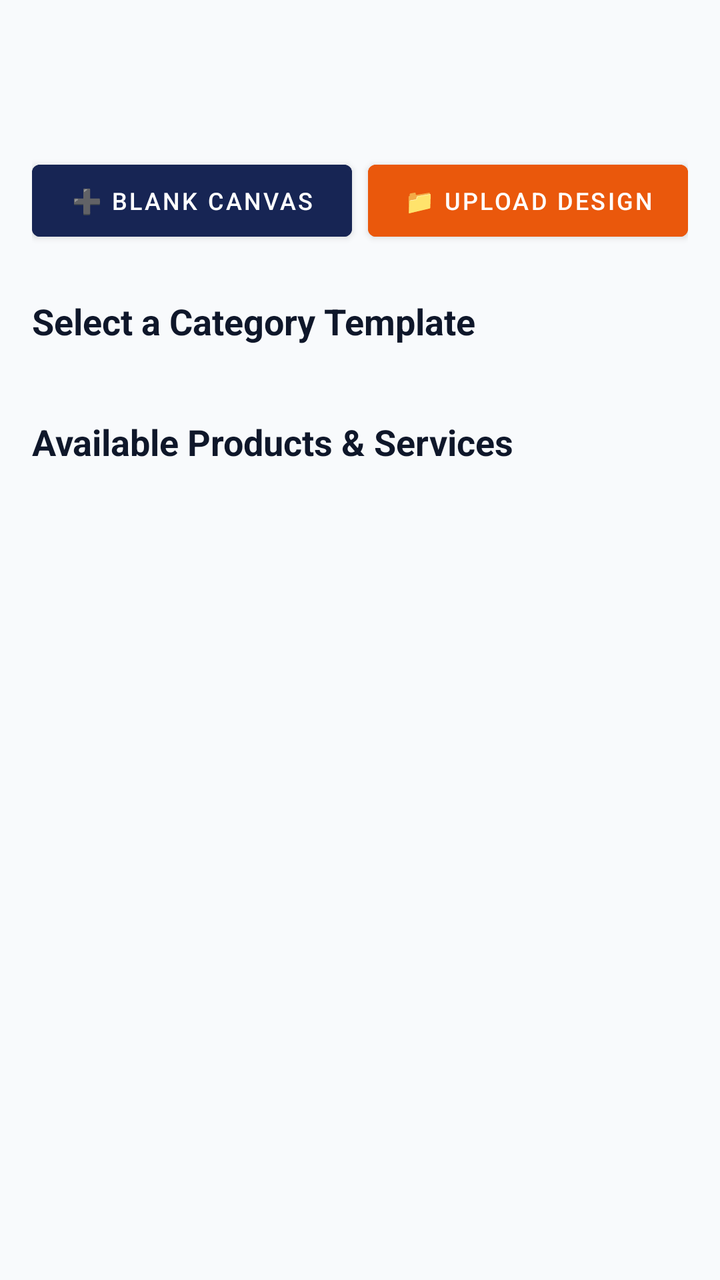
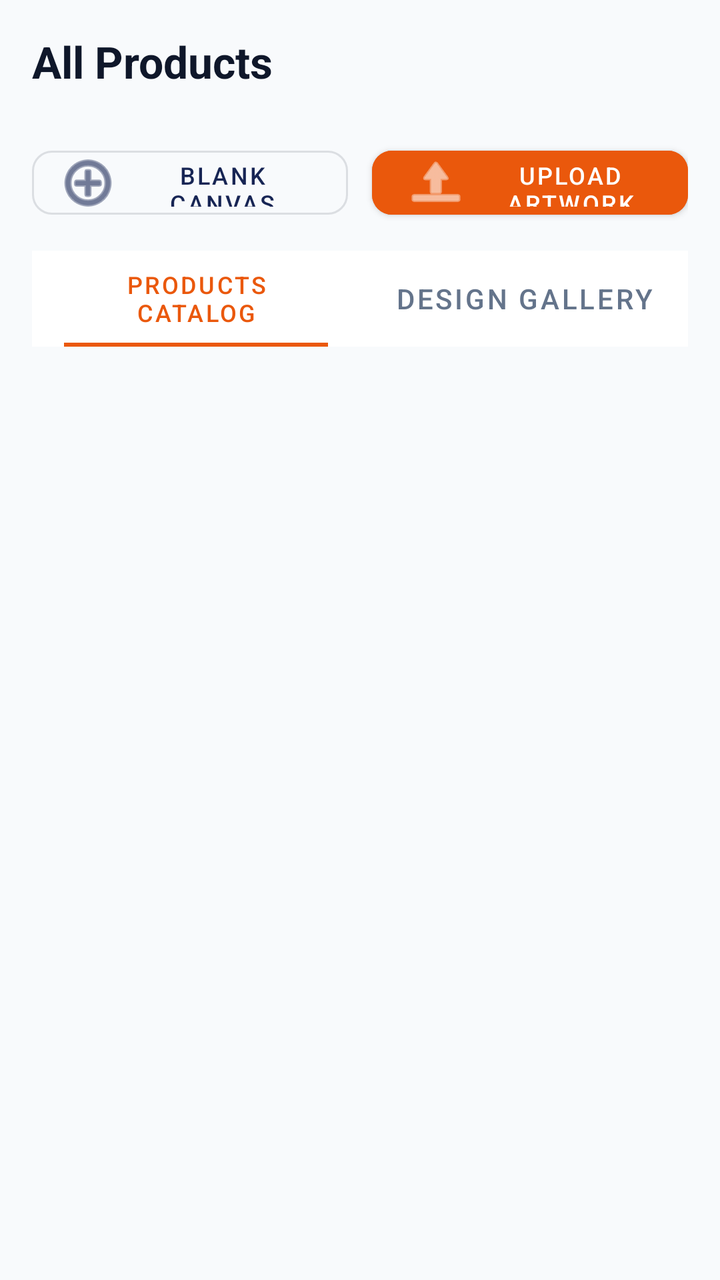

An Android layout rendered at two revisions. The XML below is the earlier revision; the diff shows what the commit changed to produce the second picture.
<!-- AndroidManifest.xml: application theme Theme.PrintXpress -->
<!-- res/layout/fragment_products.xml -->
<?xml version="1.0" encoding="utf-8"?>
<ScrollView xmlns:android="http://schemas.android.com/apk/res/android"
    xmlns:app="http://schemas.android.com/apk/res-auto"
    android:layout_width="match_parent"
    android:layout_height="match_parent"
    android:background="@color/background"
    android:fillViewport="true">

    <LinearLayout
        android:layout_width="match_parent"
        android:layout_height="wrap_content"
        android:orientation="vertical"
        android:padding="16dp">

        <TextView
            android:id="@+id/tvCategoryName"
            android:layout_width="match_parent"
            android:layout_height="wrap_content"
            android:textSize="24sp"
            android:textStyle="bold"
            android:textColor="@color/text_primary"
            android:layout_marginBottom="12dp"/>

        
        <HorizontalScrollView
            android:layout_width="match_parent"
            android:layout_height="wrap_content"
            android:scrollbars="none"
            android:layout_marginBottom="16dp">
            <com.google.android.material.chip.ChipGroup
                android:id="@+id/chipGroupCategories"
                android:layout_width="wrap_content"
                android:layout_height="wrap_content"
                app:singleSelection="true"/>
        </HorizontalScrollView>

        
        <LinearLayout
            android:layout_width="match_parent"
            android:layout_height="wrap_content"
            android:orientation="horizontal"
            android:layout_marginBottom="24dp">

            <Button
                android:id="@+id/btnBlankCanvas"
                android:layout_width="0dp"
                android:layout_weight="1"
                android:layout_height="48dp"
                android:text="➕ Blank Canvas"
                android:textSize="12sp"
                android:backgroundTint="@color/primary"
                android:layout_marginEnd="8dp"/>

            <Button
                android:id="@+id/btnUploadOwn"
                android:layout_width="0dp"
                android:layout_weight="1"
                android:layout_height="48dp"
                android:text="📁 Upload Design"
                android:textSize="12sp"
                android:backgroundTint="@color/secondary"/>

        </LinearLayout>

        <TextView
            android:layout_width="match_parent"
            android:layout_height="wrap_content"
            android:text="Select a Category Template"
            android:textSize="18sp"
            android:textStyle="bold"
            android:textColor="@color/text_primary"
            android:layout_marginBottom="12dp"/>

        
        <androidx.recyclerview.widget.RecyclerView
            android:id="@+id/rvTemplatesGrid"
            android:layout_width="match_parent"
            android:layout_height="wrap_content"
            android:nestedScrollingEnabled="false"
            android:layout_marginBottom="24dp"/>

        <TextView
            android:layout_width="match_parent"
            android:layout_height="wrap_content"
            android:text="Available Products &amp; Services"
            android:textSize="18sp"
            android:textStyle="bold"
            android:textColor="@color/text_primary"
            android:layout_marginBottom="12dp"/>

        <androidx.recyclerview.widget.RecyclerView
            android:id="@+id/rvProducts"
            android:layout_width="match_parent"
            android:layout_height="wrap_content"
            android:nestedScrollingEnabled="false"/>

    </LinearLayout>
</ScrollView>
<!-- resources referenced by this layout -->
<resources>
  <color name="background">#F8FAFC</color>
  <color name="primary">#172554</color>
  <color name="secondary">#EA580C</color>
  <color name="text_primary">#0F172A</color>
  <style name="Theme.PrintXpress" parent="Theme.MaterialComponents.DayNight.NoActionBar">
          <item name="colorPrimary">@color/primary</item>
          <item name="colorPrimaryVariant">@color/primary_variant</item>
          <item name="colorSecondary">@color/secondary</item>
          <item name="colorSecondaryVariant">@color/secondary_variant</item>
          <item name="android:statusBarColor">@color/primary_variant</item>
          <item name="android:windowBackground">@color/background</item>
          <item name="colorSurface">@color/surface</item>
          <item name="colorOnSurface">@color/text_primary</item>
      </style>
  <color name="primary_variant">#0F172A</color>
  <color name="secondary_variant">#C2410C</color>
  <color name="surface">#FFFFFF</color>
</resources>

<!-- the commit's change to res/layout/fragment_products.xml (unified diff, before → after) -->
@@ -1,98 +1,123 @@
 <?xml version="1.0" encoding="utf-8"?>
-<ScrollView xmlns:android="http://schemas.android.com/apk/res/android"
+<LinearLayout xmlns:android="http://schemas.android.com/apk/res/android"
     xmlns:app="http://schemas.android.com/apk/res-auto"
     android:layout_width="match_parent"
     android:layout_height="match_parent"
-    android:background="@color/background"
-    android:fillViewport="true">
+    android:orientation="vertical"
+    android:background="@color/background">
 
     <LinearLayout
         android:layout_width="match_parent"
         android:layout_height="wrap_content"
         android:orientation="vertical"
-        android:padding="16dp">
+        android:paddingStart="16dp"
+        android:paddingEnd="16dp"
+        android:paddingTop="16dp"
+        android:paddingBottom="4dp">
 
         <TextView
             android:id="@+id/tvCategoryName"
             android:layout_width="match_parent"
             android:layout_height="wrap_content"
-            android:textSize="24sp"
+            android:text="All Products"
+            android:textSize="22sp"
             android:textStyle="bold"
             android:textColor="@color/text_primary"
             android:layout_marginBottom="12dp"/>
 
-        
         <HorizontalScrollView
             android:layout_width="match_parent"
             android:layout_height="wrap_content"
             android:scrollbars="none"
-            android:layout_marginBottom="16dp">
+            android:layout_marginBottom="12dp">
+
             <com.google.android.material.chip.ChipGroup
                 android:id="@+id/chipGroupCategories"
                 android:layout_width="wrap_content"
                 android:layout_height="wrap_content"
                 app:singleSelection="true"/>
+
         </HorizontalScrollView>
 
-        
         <LinearLayout
             android:layout_width="match_parent"
             android:layout_height="wrap_content"
             android:orientation="horizontal"
-            android:layout_marginBottom="24dp">
+            android:layout_marginBottom="12dp">
 
-            <Button
+            <com.google.android.material.button.MaterialButton
                 android:id="@+id/btnBlankCanvas"
+                style="@style/Widget.MaterialComponents.Button.OutlinedButton.Icon"
                 android:layout_width="0dp"
                 android:layout_weight="1"
-                android:layout_height="48dp"
-                android:text="➕ Blank Canvas"
+                android:layout_height="44dp"
+                android:text="Blank Canvas"
                 android:textSize="12sp"
-                android:backgroundTint="@color/primary"
-                android:layout_marginEnd="8dp"/>
+                app:icon="@android:drawable/ic_menu_add"
+                android:layout_marginEnd="6dp"
+                app:cornerRadius="10dp"/>
 
-            <Button
+            <com.google.android.material.button.MaterialButton
                 android:id="@+id/btnUploadOwn"
                 android:layout_width="0dp"
                 android:layout_weight="1"
-                android:layout_height="48dp"
-                android:text="📁 Upload Design"
+                android:layout_height="44dp"
+                android:text="Upload Artwork"
                 android:textSize="12sp"
-                android:backgroundTint="@color/secondary"/>
+                app:icon="@android:drawable/ic_menu_upload"
+                android:layout_marginStart="6dp"
+                app:cornerRadius="10dp"
+                android:backgroundTint="#EA580C"/>
 
         </LinearLayout>
 
-        <TextView
+        <com.google.android.material.tabs.TabLayout
+            android:id="@+id/tabLayoutProducts"
             android:layout_width="match_parent"
             android:layout_height="wrap_content"
-            android:text="Select a Category Template"
-            android:textSize="18sp"
-            android:textStyle="bold"
-            android:textColor="@color/text_primary"
-            android:layout_marginBottom="12dp"/>
+            app:tabMode="fixed"
+            app:tabGravity="center"
+            app:tabIndicatorFullWidth="false"
+            app:tabPaddingStart="16dp"
+            app:tabPaddingEnd="16dp"
+            app:tabIndicatorColor="#EA580C"
+            app:tabSelectedTextColor="#EA580C"
+            app:tabTextColor="@color/text_secondary">
 
-        
-        <androidx.recyclerview.widget.RecyclerView
-            android:id="@+id/rvTemplatesGrid"
-            android:layout_width="match_parent"
-            android:layout_height="wrap_content"
-            android:nestedScrollingEnabled="false"
-            android:layout_marginBottom="24dp"/>
+            <com.google.android.material.tabs.TabItem
+                android:layout_width="wrap_content"
+                android:layout_height="wrap_content"
+                android:text="Products Catalog" />
 
-        <TextView
-            android:layout_width="match_parent"
-            android:layout_height="wrap_content"
-            android:text="Available Products &amp; Services"
-            android:textSize="18sp"
-            android:textStyle="bold"
-            android:textColor="@color/text_primary"
-            android:layout_marginBottom="12dp"/>
+            <com.google.android.material.tabs.TabItem
+                android:layout_width="wrap_content"
+                android:layout_height="wrap_content"
+                android:text="Design Gallery" />
+
+        </com.google.android.material.tabs.TabLayout>
+
+    </LinearLayout>
+
+    <FrameLayout
+        android:layout_width="match_parent"
+        android:layout_height="0dp"
+        android:layout_weight="1">
 
         <androidx.recyclerview.widget.RecyclerView
             android:id="@+id/rvProducts"
             android:layout_width="match_parent"
-            android:layout_height="wrap_content"
-            android:nestedScrollingEnabled="false"/>
+            android:layout_height="match_parent"
+            android:padding="12dp"
+            android:clipToPadding="false"/>
 
-    </LinearLayout>
-</ScrollView>
+        <androidx.recyclerview.widget.RecyclerView
+            android:id="@+id/rvTemplatesGrid"
+            android:layout_width="match_parent"
+            android:layout_height="match_parent"
+            android:padding="12dp"
+            android:clipToPadding="false"
+            android:visibility="gone"/>
+
+    </FrameLayout>
+
+</LinearLayout>
<!-- resource entries referenced after the edit -->
@@ -4,6 +4,7 @@
   <color name="primary">#172554</color>
   <color name="secondary">#EA580C</color>
   <color name="text_primary">#0F172A</color>
+  <color name="text_secondary">#64748B</color>
   <style name="Theme.PrintXpress" parent="Theme.MaterialComponents.DayNight.NoActionBar">
           <item name="colorPrimary">@color/primary</item>
           <item name="colorPrimaryVariant">@color/primary_variant</item>
